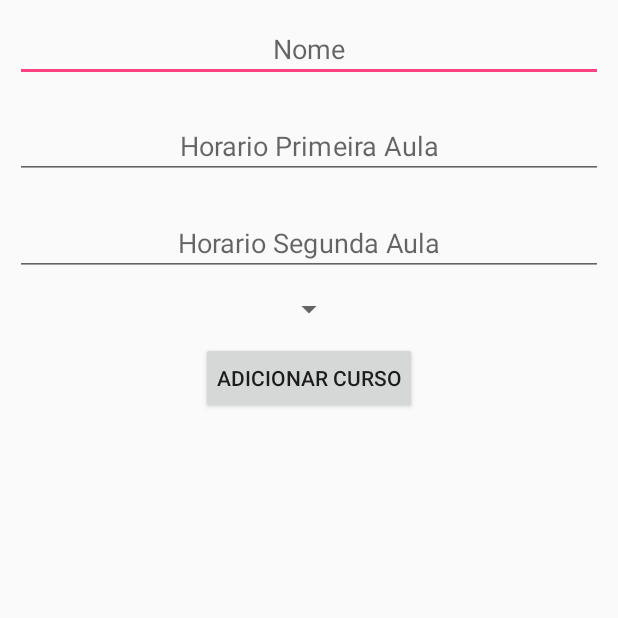
After one commit to hguarnieri/mds-gerenciador, an Android app: the AddCourseActivity screen opened directly, with no data from a screen before it, on a phone screen of 412 x 824 dp, the top half of it. The commit adds this screen. Run offline under Robolectric (Android 15) with nearby library versions, the phone set to English and light mode, and no system bars.

Commit message:
Add Course Activity

```diff
--- a/app/src/main/AndroidManifest.xml
+++ b/app/src/main/AndroidManifest.xml
@@ -33,6 +33,11 @@
             android:label="Add Semester" >
 
         </activity>
+        <activity
+            android:name=".AddCourseActivity"
+            android:label="Add Course" >
+
+        </activity>
     </application>
 
 </manifest>
--- /dev/null
+++ b/app/src/main/java/br/ufscar/mds/gerenciador/AddCourseActivity.java
@@ -0,0 +1,70 @@
+package br.ufscar.mds.gerenciador;
+
+import android.app.Activity;
+import android.graphics.Color;
+import android.os.Bundle;
+import android.view.View;
+import android.widget.ArrayAdapter;
+import android.widget.Button;
+import android.widget.EditText;
+import android.widget.Spinner;
+
+import java.util.List;
+
+import br.ufscar.mds.gerenciador.data.Curso;
+import br.ufscar.mds.gerenciador.data.Semestre;
+import br.ufscar.mds.gerenciador.database.DbInterface;
+
+/**
+ * Created by gabri on 29/01/2017.
+ */
+
+public class AddCourseActivity extends Activity {
+    private EditText mCourseName;
+    private EditText mCourseSchedule1;
+    private EditText mCourseSchedule2;
+    private Spinner mCourseSemesterId;
+    private Button mCourseAdd;
+
+    @Override
+    protected void onCreate(Bundle savedInstanceState) {
+        super.onCreate(savedInstanceState);
+        setContentView(R.layout.activity_add_course);
+
+        mCourseName = (EditText) findViewById(R.id.et_course_name);
+        mCourseSchedule1 = (EditText) findViewById(R.id.et_course_schedule1);
+        mCourseSchedule2 = (EditText) findViewById(R.id.et_course_schedule2);
+        renderSpinner();
+        mCourseAdd = (Button) findViewById(R.id.bt_course_add);
+        mCourseAdd.setOnClickListener(new View.OnClickListener() {
+            @Override
+            public void onClick(View view) {
+                if(mCourseName.getText() == null){
+                    mCourseName.setBackgroundColor(Color.RED);
+                }else if(mCourseSchedule1.getText() == null){
+                    mCourseSchedule1.setBackgroundColor(Color.RED);
+                }else if(mCourseSchedule2.getText() == null){
+                    mCourseSchedule2.setBackgroundColor(Color.RED);
+                }else if(mCourseSemesterId.getSelectedItem() == null){
+                    mCourseSemesterId.setBackgroundColor(Color.RED);
+                }else{
+                    Curso course = new Curso();
+                    course.setNome(mCourseName.getText().toString());
+                    course.setHorario1(mCourseSchedule1.getText().toString());
+                    course.setHorario2(mCourseSchedule2.getText().toString());
+                    course.setSemestreId(Integer.parseInt(mCourseSemesterId.getSelectedItem().toString()));
+                    course.setId(0);
+                    DbInterface.saveCourse(getApplicationContext(),course);
+                    onBackPressed();
+                }
+            }
+        });
+    }
+
+    void renderSpinner(){
+        mCourseSemesterId = (Spinner) findViewById(R.id.sp_course_semesterid);
+        List<Semestre> semesters = DbInterface.getAllSemesters(getApplicationContext());
+        ArrayAdapter spinnerArrayAdpter =  new ArrayAdapter(this, R.layout.support_simple_spinner_dropdown_item, semesters);
+        mCourseSemesterId.setAdapter(spinnerArrayAdpter);
+    }
+}
--- a/app/src/main/java/br/ufscar/mds/gerenciador/database/DbInterface.java
+++ b/app/src/main/java/br/ufscar/mds/gerenciador/database/DbInterface.java
@@ -228,8 +228,8 @@ public class DbInterface {
     private static List<Semestre> getSemesters(Context context, Integer ano, Integer periodo) {
         List<Semestre> lista = new ArrayList<Semestre>();
 
-        AtividadeDbHelper dbHelper;
-        dbHelper = new AtividadeDbHelper(context);
+        SemestreDbHelper dbHelper;
+        dbHelper = new SemestreDbHelper(context);
         SQLiteDatabase db = dbHelper.getReadableDatabase();
 
         String[] tableColumns = {
@@ -447,6 +447,7 @@ public class DbInterface {
         Atividade atividade = new Atividade();
         SimpleDateFormat sdf = new SimpleDateFormat("yyyy-MM-dd HH:mm:ss");
 
+
         atividade.setId(cursor.getInt(0));
         atividade.setTitulo(cursor.getString(1));
         try {
--- /dev/null
+++ b/app/src/main/res/layout/activity_add_course.xml
@@ -0,0 +1,53 @@
+<?xml version="1.0" encoding="utf-8"?>
+<LinearLayout xmlns:android="http://schemas.android.com/apk/res/android"
+    android:orientation="vertical" android:layout_width="match_parent"
+    android:layout_height="match_parent"
+    android:gravity="center_horizontal">
+
+    <EditText
+        android:id="@+id/et_course_name"
+        android:layout_width="match_parent"
+        android:layout_height="wrap_content"
+        android:padding="10dp"
+        android:layout_margin="10dp"
+        android:hint="@string/course_name_hint"
+        android:textAlignment="center"/>
+
+
+    <EditText
+        android:layout_width="match_parent"
+        android:layout_height="wrap_content"
+        android:padding="10dp"
+        android:layout_margin="10dp"
+        android:inputType="time"
+        android:ems="10"
+        android:id="@+id/et_course_schedule1"
+        android:hint="@string/course_schedule1_hint"
+        android:textAlignment="center"/>
+
+    <EditText
+        android:layout_width="match_parent"
+        android:layout_height="wrap_content"
+        android:padding="10dp"
+        android:layout_margin="10dp"
+        android:inputType="time"
+        android:ems="10"
+        android:id="@+id/et_course_schedule2"
+        android:hint="@string/course_schedule2_hint"
+        android:textAlignment="center"/>
+
+    <Spinner
+        android:layout_width="wrap_content"
+        android:layout_height="wrap_content"
+        android:id="@+id/sp_course_semesterid"/>
+
+    <Button
+        android:id="@+id/bt_course_add"
+        android:layout_width="wrap_content"
+        android:layout_height="wrap_content"
+        android:padding="10dp"
+        android:layout_margin="10dp"
+        android:textAlignment="center"
+        android:text="@string/course_add_bt"/>
+
+</LinearLayout>
--- a/app/src/main/res/values/strings.xml
+++ b/app/src/main/res/values/strings.xml
@@ -19,4 +19,9 @@
     <string name="semester_term_hint">Período</string>
     <string name="semester_year_hint">Ano</string>
     <string name="semester_bt">Adicionar Semestre</string>
+    <string name="course_name_hint">Nome</string>
+    <string name="course_schedule1_hint">Horario Primeira Aula</string>
+    <string name="course_schedule2_hint">Horario Segunda Aula</string>
+    <string name="course_add_bt">Adicionar Curso</string>
+    <string name="add_course">Add Course</string>
 </resources>
```
Also changed, not shown: app/src/main/java/br/ufscar/mds/gerenciador/AddSemesterActivity.java (+16 -5 lines), app/src/main/java/br/ufscar/mds/gerenciador/MainActivity.java (+9 -0 lines), app/src/main/res/layout/content_main.xml (+26 -0 lines).
